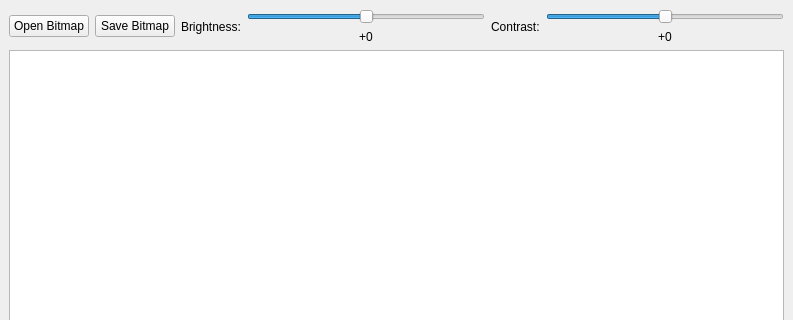
The window that forms/adjustmentswindow.ui (elguy/LabAssignment1) describes before a commit, drawn with Qt 5; both pictures show x 0 to 793 and y 0 to 320 of the 793 by 647 pixel window.
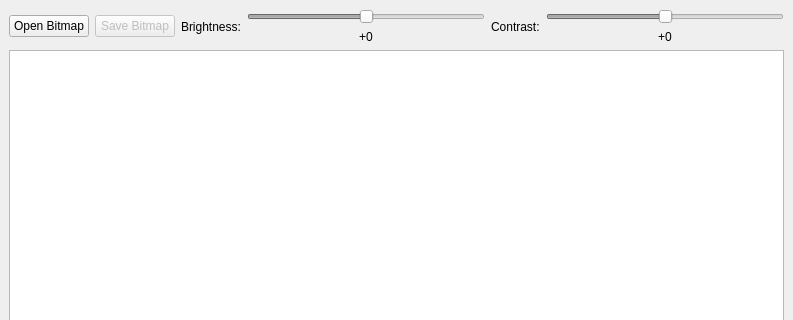
The same window after the commit.

The edit to the form file:
```diff
--- a/forms/adjustmentswindow.ui
+++ b/forms/adjustmentswindow.ui
@@ -44,6 +44,9 @@
       </item>
       <item>
        <widget class="QPushButton" name="btnSaveBitmap">
+        <property name="enabled">
+         <bool>false</bool>
+        </property>
         <property name="text">
          <string>Save Bitmap</string>
         </property>
@@ -60,6 +63,9 @@
        <layout class="QVBoxLayout" name="verticalLayout">
         <item>
          <widget class="QSlider" name="sldrBrightness">
+          <property name="enabled">
+           <bool>false</bool>
+          </property>
           <property name="minimum">
            <number>-128</number>
           </property>
@@ -91,6 +97,9 @@
        <layout class="QVBoxLayout" name="verticalLayout_2">
         <item>
          <widget class="QSlider" name="sldrContrast">
+          <property name="enabled">
+           <bool>false</bool>
+          </property>
           <property name="minimum">
            <number>-128</number>
           </property>
```
